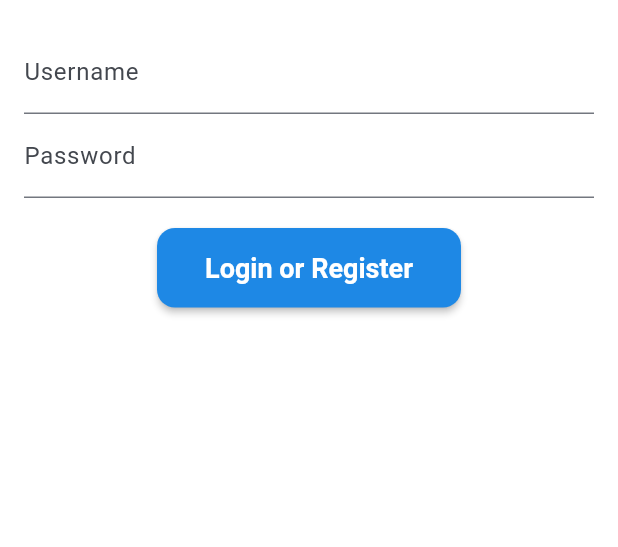
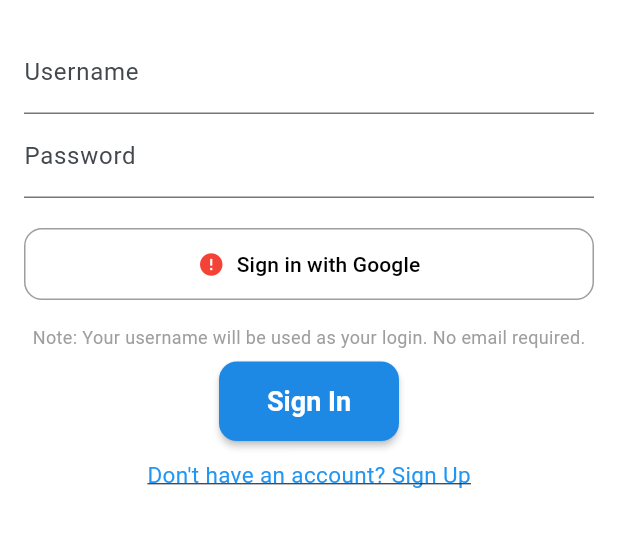
Before and after one commit to isaka-lumato/flutter_chat, a Flutter app: the screen it shows once a user with an empty profile is signed in, after a tap on the "logout" icon, on a phone screen of 412 x 824 dp, the part 204-751 px from its top. Run offline on Flutter 3.47's test engine with Material 3 defaults, Android fonts, the phone set to English and light mode, and no system bars; our stand-ins replace cloud_firestore, firebase_auth, firebase_core, firebase_database, firebase_storage, google_fonts and 3 more; missing offline and left inert: audio_session, firebase_app_check, flutter_sound; accounts and stored records are empty; network calls fail.

Commit message:
google sign in

```diff
--- a/lib/pages/login_page.dart
+++ b/lib/pages/login_page.dart
@@ -11,19 +11,16 @@ class LoginPage extends StatefulWidget {
 }
 
 class _LoginPageState extends State<LoginPage> {
-  // GlobalKey for the form to manage form state and validation
   final _formKey = GlobalKey<FormState>();
-
-  // TextEditingControllers to manage the text input for username and password
   final _usernameController = TextEditingController();
   final _passwordController = TextEditingController();
-
-  // Instance of AuthService to handle authentication logic
   final _authService = AuthService();
 
-  // Variable to store and display error messages to the user
   String? _errorMessage;
   bool _isLoading = false;
+  bool _isSignUp = false; // Toggle between sign in and sign up
+
+
 
   @override
   Widget build(BuildContext context) {
@@ -79,7 +76,54 @@ class _LoginPageState extends State<LoginPage> {
                 ),
                 const SizedBox(height: 20),
 
-                // Button to trigger login/register process
+                // Google Sign-In Button
+                ElevatedButton.icon(
+                  // NOTE: Google Drive links like 'https://drive.google.com/file/d/...' are not direct image links and will not work with Image.network.
+icon: Image.network(
+  'https://img.icons8.com/color/48/000000/google-logo.png',
+  height: 24,
+  width: 24,
+  errorBuilder: (context, error, stackTrace) => Icon(Icons.error, color: Colors.red),
+),
+                  label: const Text('Sign in with Google'),
+                  style: ElevatedButton.styleFrom(
+                    backgroundColor: Colors.white,
+                    foregroundColor: Colors.black,
+                    minimumSize: const Size(double.infinity, 48),
+                    side: const BorderSide(color: Colors.grey),
+                  ),
+                  onPressed: _isLoading
+                      ? null
+                      : () async {
+                          setState(() {
+                            _isLoading = true;
+                            _errorMessage = null;
+                          });
+                          try {
+                            final user = await _authService.signInWithGoogle();
+                            if (user != null) {
+                              Navigator.pushReplacement(
+                                context,
+                                MaterialPageRoute(builder: (context) => const HomePage()),
+                              );
+                            }
+                          } catch (e) {
+                            setState(() => _errorMessage = e.toString());
+                          } finally {
+                            setState(() => _isLoading = false);
+                          }
+                        },
+                ),
+                const SizedBox(height: 16),
+                // Note about username usage
+                const Padding(
+                  padding: EdgeInsets.only(bottom: 8.0),
+                  child: Text(
+                    'Note: Your username will be used as your login. No email required.',
+                    style: TextStyle(fontSize: 12, color: Colors.grey),
+                  ),
+                ),
+                // Button to trigger sign in or sign up
                 ElevatedButton(
                   style: ButtonStyle(
                     backgroundColor: MaterialStateProperty.all(Colors.blue.shade600),
@@ -113,26 +157,17 @@ class _LoginPageState extends State<LoginPage> {
                       });
                       try {
                         User? user;
-                        try {
-                          // Attempt to sign in
-                          user = await _authService
-                              .signInWithUsernameAndPassword(
-                                _usernameController.text,
-                                _passwordController.text,
-                              );
-                        } on FirebaseAuthException catch (e) {
-                          if (e.code == 'user-not-found') {
-                            // If not found, attempt to sign up
-                            user = await _authService
-                                .signUpWithUsernameAndPassword(
-                                  _usernameController.text,
-                                  _passwordController.text,
-                                );
-                          } else {
-                            rethrow;
-                          }
+                        if (_isSignUp) {
+                          user = await _authService.signUpWithUsernameAndPassword(
+                            _usernameController.text,
+                            _passwordController.text,
+                          );
+                        } else {
+                          user = await _authService.signInWithUsernameAndPassword(
+                            _usernameController.text,
+                            _passwordController.text,
+                          );
                         }
-
                         if (user != null) {
                           Navigator.pushReplacement(
                             context,
@@ -143,13 +178,8 @@ class _LoginPageState extends State<LoginPage> {
                         }
                       } catch (e) {
                         if (e is FirebaseAuthException) {
-                          print("Firebase Auth Error Code: ${e.code}");
-                          print("Firebase Auth Error Message: ${e.message}");
                           setState(() => _errorMessage = e.message ?? e.code);
                         } else {
-                          print(
-                            "Generic Error during Login/Register: ${e.toString()}",
-                          );
                           setState(() => _errorMessage = e.toString());
                         }
                       } finally {
@@ -158,7 +188,7 @@ class _LoginPageState extends State<LoginPage> {
                     }
                   },
                   child: _isLoading
-                      ? SizedBox(
+                      ? const SizedBox(
                           width: 24,
                           height: 24,
                           child: CircularProgressIndicator(
@@ -166,8 +196,39 @@ class _LoginPageState extends State<LoginPage> {
                             color: Colors.white,
                           ),
                         )
-                      : const Text('Login or Register'),
+                      : Text(_isSignUp ? 'Sign Up' : 'Sign In'),
                 ),
+                const SizedBox(height: 12),
+                // Toggle between sign in and sign up
+                GestureDetector(
+                  onTap: _isLoading
+                      ? null
+                      : () {
+                          setState(() {
+                            _isSignUp = !_isSignUp;
+                            _errorMessage = null;
+                          });
+                        },
+                  child: Text(
+                    _isSignUp
+                        ? 'Already have an account? Sign In'
+                        : 'Don\'t have an account? Sign Up',
+                    style: const TextStyle(
+                      color: Colors.blue,
+                      decoration: TextDecoration.underline,
+                      fontSize: 15,
+                    ),
+                  ),
+                ),
+                // Placeholder for password reset
+                // Uncomment and implement if you want password reset
+                // const SizedBox(height: 8),
+                // GestureDetector(
+                //   onTap: () {
+                //     // TODO: Implement password reset
+                //   },
+                //   child: Text('Forgot password?', style: TextStyle(color: Colors.blue)),
+                // ),
               ],
             ),
           ),
```
Also changed, not shown: lib/services/auth_service.dart (+26 -1 lines), pubspec.yaml (+13 -12 lines), assets/images/google_logo.png (added), pubspec.lock, 2 other files.
